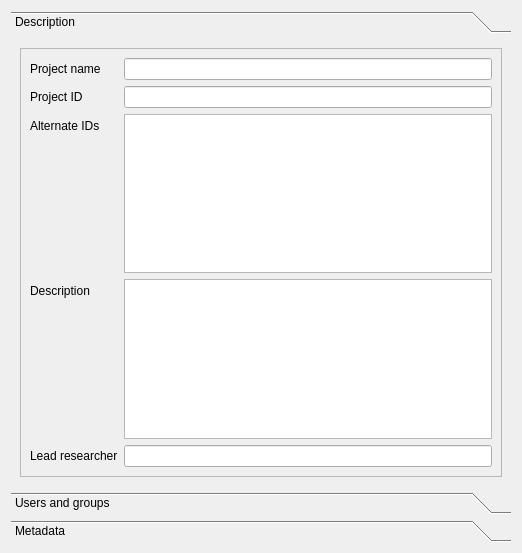
Qt form ime/ui/ui_project_props.ui (UoA-eResearch/mytardis_ime) before a commit.
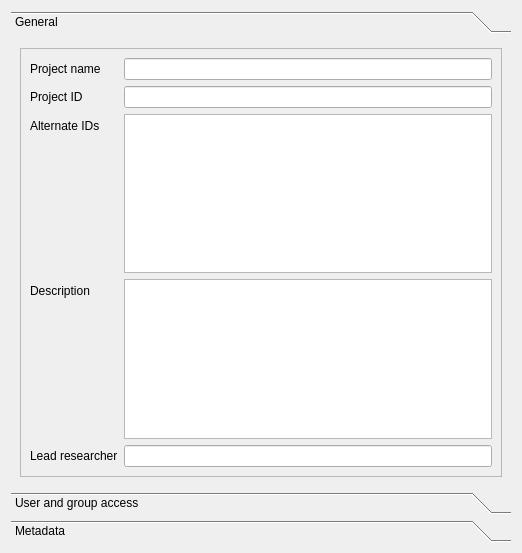
The same form after that commit. The open tabs and pages were chosen to show the change. Custom widgets are drawn as their Qt base class.

Commit message: Change AccessControlTableModel to Proxy to prep for Model to be passed in

What changed in the file:
```diff
--- a/ime/ui/ui_project_props.ui
+++ b/ime/ui/ui_project_props.ui
@@ -35,7 +35,7 @@
        </rect>
       </property>
       <attribute name="label">
-       <string>Description</string>
+       <string>General</string>
       </attribute>
       <layout class="QGridLayout" name="gridLayout_2">
        <item row="0" column="0">
@@ -112,7 +112,7 @@
        </rect>
       </property>
       <attribute name="label">
-       <string>Users and groups</string>
+       <string>User and group access</string>
       </attribute>
       <layout class="QGridLayout" name="gridLayout_4">
        <item row="0" column="0">
```
Left out of the diff: 2 changed lines with no effect on the pictures. The commit also changes 17 other files.
